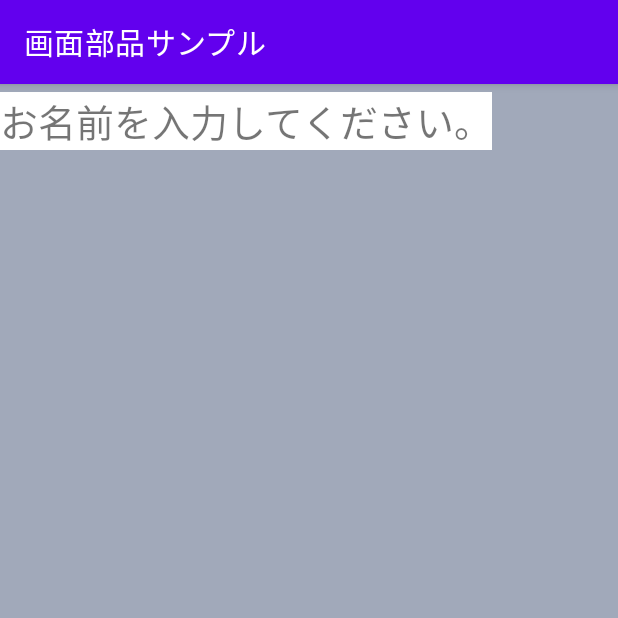
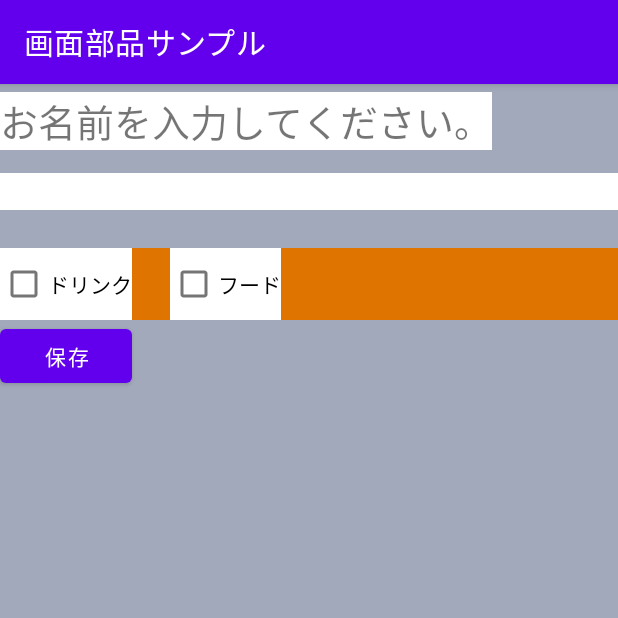
Before and after one commit to Baek830/ViewSample, an Android app: the screen it shows after launch (MainActivity), on a phone screen of 412 x 824 dp, the top half of it. Run offline under Robolectric (Android 15) with nearby library versions, the phone set to English and light mode, and no system bars.

Commit message:
add checkbox

```diff
--- a/app/src/main/res/layout/activity_main.xml
+++ b/app/src/main/res/layout/activity_main.xml
@@ -15,4 +15,42 @@
         android:background="#ffffff"
         android:text="@string/tv_msg"
         android:textSize="25sp"/>
+
+    <EditText
+        android:id="@+id/etInput"
+        android:layout_width="match_parent"
+        android:layout_height="wrap_content"
+        android:layout_marginBottom="25dp"
+        android:layout_marginTop="5dp"
+        android:background="#ffffff"
+        android:inputType="phone"/>
+
+    <LinearLayout
+        android:layout_width="match_parent"
+        android:layout_height="wrap_content"
+        android:background="#df7401"
+        android:orientation="horizontal">
+
+        <CheckBox
+            android:id="@+id/cbDrink"
+            android:layout_width="wrap_content"
+            android:layout_height="wrap_content"
+            android:layout_marginRight="25dp"
+            android:background="#ffffff"
+            android:text="@string/cb_drink"/>
+
+        <CheckBox
+            android:id="@+id/cbFood"
+            android:layout_width="wrap_content"
+            android:layout_height="wrap_content"
+            android:background="#ffffff"
+            android:text="@string/cb_food"/>
+
+    </LinearLayout>
+
+    <Button
+        android:id="@+id/btSave"
+        android:layout_width="wrap_content"
+        android:layout_height="wrap_content"
+        android:text="@string/bt_save"/>
 </LinearLayout>
--- a/app/src/main/res/values/strings.xml
+++ b/app/src/main/res/values/strings.xml
@@ -1,4 +1,7 @@
 <resources>
     <string name="app_name">画面部品サンプル</string>
     <string name="tv_msg">お名前を入力してください。</string>
+    <string name="bt_save">保存</string>
+    <string name="cb_drink">ドリンク</string>
+    <string name="cb_food">フード</string>
 </resources>
```
